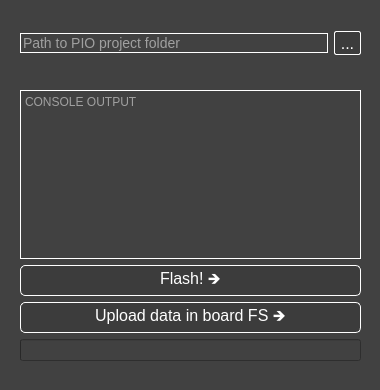
Qt form PIOFlasher.ui (Rise0x00/PIO-Flasher) before a commit.
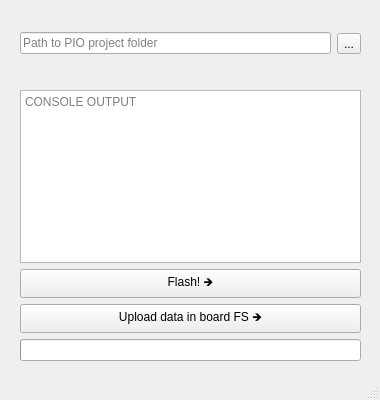
The same form after that commit.

What changed in the file:
```diff
--- a/PIOFlasher.ui
+++ b/PIOFlasher.ui
@@ -10,7 +10,7 @@
     <x>0</x>
     <y>0</y>
     <width>380</width>
-    <height>390</height>
+    <height>400</height>
    </rect>
   </property>
   <property name="sizePolicy">
@@ -22,13 +22,13 @@
   <property name="minimumSize">
    <size>
     <width>380</width>
-    <height>390</height>
+    <height>400</height>
    </size>
   </property>
   <property name="maximumSize">
    <size>
     <width>380</width>
-    <height>390</height>
+    <height>400</height>
    </size>
   </property>
   <property name="acceptDrops">
@@ -39,9 +39,9 @@
   </property>
   <property name="styleSheet">
    <string notr="true">QWidget {
-    background-color: rgb(65, 65, 65);
+    background-color: rgb(30, 30, 30);
     color: rgb(255, 255, 255);
-	font: 14pt &quot;Arial Rounded MT Bold&quot;;
+    font: 12pt \"Arial Rounded MT Bold\";
 }
 
 QPushButton:hover {
@@ -49,35 +49,41 @@
 }
 
 QTextEdit{
-	border: 1px solid rgb(255, 255, 255);
-	color: rgb(255, 255, 255);
-	font-size: 12px;
+    border: 1px solid rgb(60, 75, 140);
+    color: rgb(255, 255, 255);
+    font-size: 12px;
 }
 
 QLineEdit{
-	border: 1px solid rgb(255, 255, 255);
-	color: rgb(255, 255, 255);
-	font-size: 14px;
+    border: 1px solid rgb(60, 75, 140);
+    color: rgb(255, 255, 255);
+    font-size: 14px;
 }
 
 QPushButton {
-    background-color: rgb(60, 60, 60);
-	color: rgb(255, 255, 255);
-    border: 1px solid rgb(255, 255, 255);
+    background-color: rgb(40, 40, 40);
+    color: rgb(255, 255, 255);
+    border: 1px solid rgb(60, 75, 140);
     border-radius: 5px;
     font-size: 16px;
 }
 
 QToolButton {
-    background-color: rgb(60, 60, 60);
-	color: rgb(255, 255, 255);
-    border: 1px solid rgb(255, 255, 255);
+    background-color: rgb(40, 40, 40);
+    color: rgb(255, 255, 255);
+    border: 1px solid rgb(60, 75, 140);
     border-radius: 2px;
     font-size: 16px;
 }
 
 QToolButton:hover {
-    background-color: rgb(80, 80, 80);
+    background-color: rgb(60, 60, 60);
+}
+
+QProgressBar {
+    border: 2px solid #8f8f91;
+    border-radius: 2px;
+    background-color: #54565e;
 }</string>
   </property>
   <property name="toolButtonStyle">
```
Left out of the diff: 2 changed lines with no effect on the pictures.
